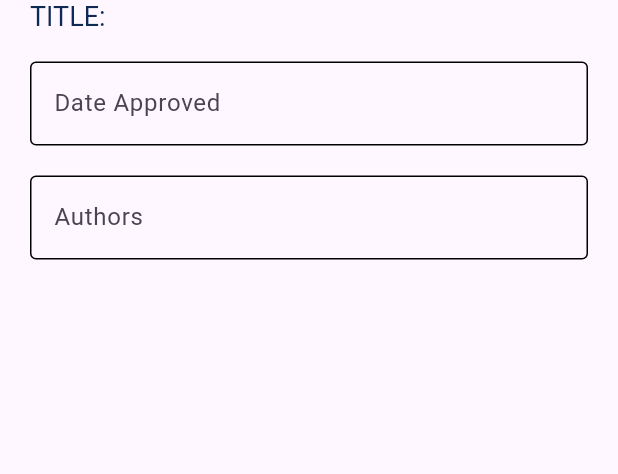
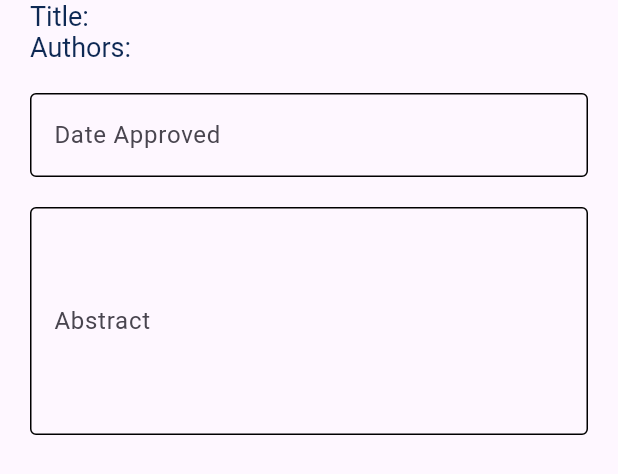
Before and after one commit to mackyten/caparc-redesigned, a Flutter app: the UploadDetailsForm widget shown alone on an empty page, opened directly with empty values, on a phone screen of 412 x 824 dp. Shown: the top 474 px of the screen. Run offline on Flutter 3.47's test engine with Material 3 defaults, Android fonts, the phone set to English and light mode, and no system bars; our stand-ins replace cloud_firestore, firebase_auth, firebase_core, flutter_bloc, flutter_svg, material_symbols_icons; missing offline and left inert: ming_cute_icons; accounts and stored records are empty.

Commit message:
Closes #4

```diff
--- a/lib/common/widgets/text_form_field.dart
+++ b/lib/common/widgets/text_form_field.dart
@@ -8,6 +8,7 @@ class CATextFormField extends StatefulWidget {
   final Widget? prefix;
   final Function(String?)? onChange;
   final bool? enabled;
+  final int? minLine;
 
   const CATextFormField(
       {super.key,
@@ -17,7 +18,8 @@ class CATextFormField extends StatefulWidget {
       this.controller,
       this.onChange,
       this.prefix,
-      this.enabled});
+      this.enabled,
+      this.minLine = 1});
 
   @override
   State<CATextFormField> createState() => _CATextFormFieldState();
@@ -55,6 +57,8 @@ class _CATextFormFieldState extends State<CATextFormField> {
       enabled: widget.enabled,
       initialValue: widget.initialValue,
       onChanged: widget.onChange,
+      minLines: widget.minLine,
+      maxLines: widget.minLine,
       decoration: InputDecoration(
         prefixIcon: widget.prefix,
         labelText: widget.labelText,
--- a/lib/data/models/project_model.dart
+++ b/lib/data/models/project_model.dart
@@ -37,7 +37,7 @@ class ProjectModel extends BaseModel {
       'title': title,
       'createdById': createdById,
       'authorNames': authorNames,
-      'authorAccounts': authorAccounts,
+      'authorAccounts': authorAccounts?.map((e) => e.id).toList(),
       'viewedBy': viewedBy,
       'downloadedBy': downloadedBy,
       'favoriteBy': favoriteBy,
--- a/lib/presentation/screens/uploads/widgets/upload_details_form.dart
+++ b/lib/presentation/screens/uploads/widgets/upload_details_form.dart
@@ -9,7 +9,13 @@ import 'package:ming_cute_icons/ming_cute_icons.dart';
 
 class UploadDetailsForm extends StatefulWidget {
   final ProjectModel initialData;
-  const UploadDetailsForm({super.key, required this.initialData});
+  final Function(ProjectModel) onChanged;
+
+  const UploadDetailsForm({
+    super.key,
+    required this.initialData,
+    required this.onChanged,
+  });
 
   @override
   State<UploadDetailsForm> createState() => _UploadDetailsFormState();
@@ -57,14 +63,39 @@ class _UploadDetailsFormState extends State<UploadDetailsForm> {
                     ),
                     children: [
                       const TextSpan(
-                      text: "TITLE:",
+                        text: "Title: ",
                       ),
                       TextSpan(
                         text: data.title ?? "<TITLE IS MISSING>",
                         style: const TextStyle(fontWeight: FontWeight.w700),
                       ),
                     ],
-                )),
+                  ),
+                ),
+
+                RichText(
+                  text: TextSpan(
+                    style: const TextStyle(
+                      color: CAColors.accent,
+                      fontWeight: FontWeight.normal,
+                      fontSize: 18,
+                    ),
+                    children: [
+                      const TextSpan(
+                        text: "Authors: ",
+                      ),
+                      ...List.generate(data.authorAccounts?.length ?? 0,
+                          (index) {
+                        final author = data.authorAccounts![index];
+                        return TextSpan(
+                          text:
+                              "${author.getFullName()} ${author != data.authorAccounts!.last ? ", " : ""}",
+                          style: const TextStyle(fontWeight: FontWeight.w700),
+                        );
+                      })
+                    ],
+                  ),
+                ),
 
                 // CATextFormField(
                 //   labelText: "Title",
@@ -82,6 +113,7 @@ class _UploadDetailsFormState extends State<UploadDetailsForm> {
                   label: "Date Approved",
                   onPicked: (DateTime val) {
                     data.approvedOn = val;
+                    widget.onChanged(data);
                   },
                   validator: (val) {
                     if (val == null || val.isEmpty || data.approvedOn == null) {
@@ -93,15 +125,22 @@ class _UploadDetailsFormState extends State<UploadDetailsForm> {
 
                 //TODO: Make Searcheable for Users
                 Spacers.formFieldSpacers(),
-                CATextFormField(labelText: "Authors", onChange: (val){
-
-                  // setState(() {
-                  //   data.a
-                  // });
-                },),
+                CATextFormField(
+                  labelText: "Abstract",
+                  minLine: 5,
+                  onChange: (val) {
+                    data.abstract = val;
+                    widget.onChanged(data);
+                  },
+                  validator: (val) {
+                    if (val == null || val.isEmpty || data.abstract == null) {
+                      return "This field is required";
+                    }
+                    return null;
+                  },
+                ),
 
                 Spacers.formFieldSpacers()
-
               ],
             ),
           ),
```
Also changed, not shown: lib/data/models/user_model.dart (+28 -0 lines), lib/presentation/screens/uploads/upload_screen.dart (+38 -1 lines), lib/presentation/screens/uploads/widgets/steps.dart (+13 -2 lines). Lines whose indentation alone changed are shown as unchanged.
